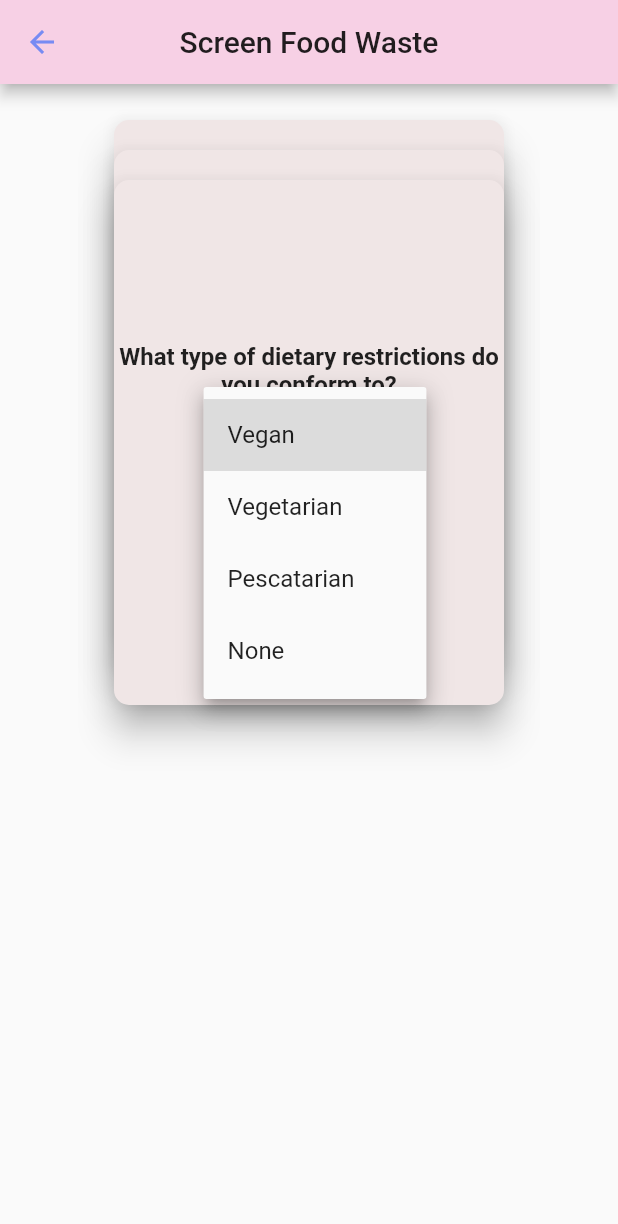
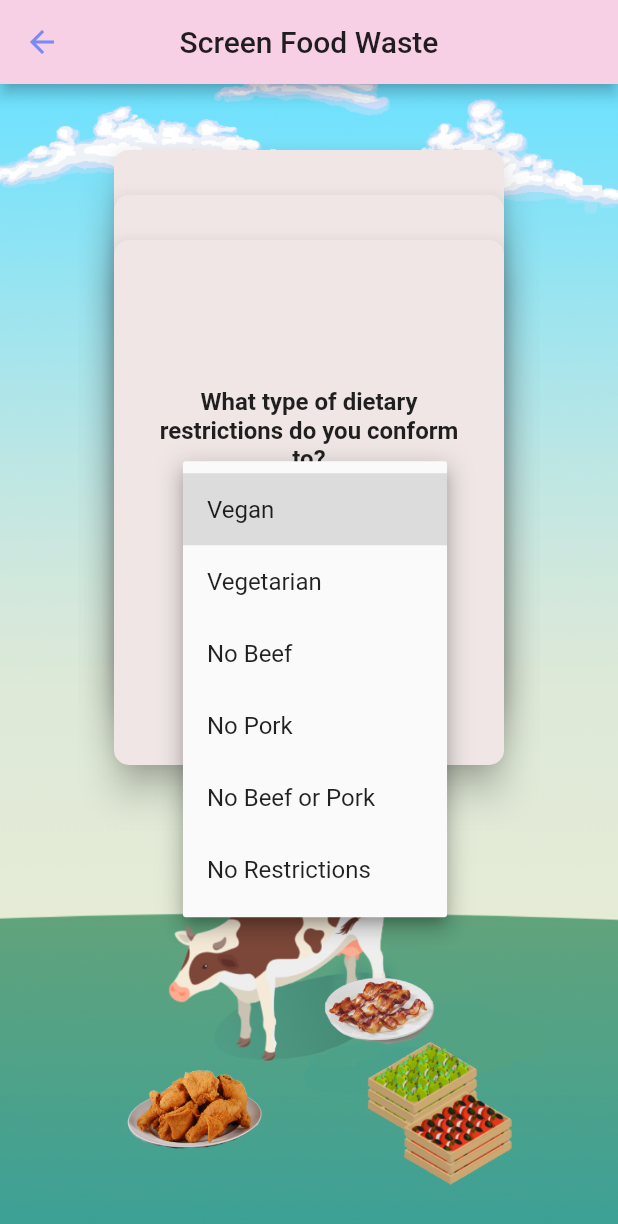
Before and after one commit to jacobjdong/Trash-Specto, a Flutter app: the ScreenFoodWaste screen opened directly, after a tap on "Remove!", on a phone screen of 412 x 824 dp. Shown: the top 1224 px of the screen. Run offline on Flutter 3.47's test engine with Material 2 defaults, Android fonts, the phone set to English and light mode, and no system bars; Roboto replaces fonts that are missing (Georgia).

Commit message:
backgrounds

```diff
--- a/trashspecto1/lib/food.dart
+++ b/trashspecto1/lib/food.dart
@@ -9,6 +9,7 @@ class ScreenFoodWaste extends StatefulWidget {
 class _ScreenFoodWasteState extends State<ScreenFoodWaste> {
   double _eatingOut = 4,  _compostingFreq = 0;
   String _diet;
+  String newValue;
   List<Widget> cards;
 
   void removeTop() {
@@ -17,23 +18,24 @@ class _ScreenFoodWasteState extends State<ScreenFoodWaste> {
     });
   }
 
-  void updateDiet(newValue) {
-    setState(() {
-      this._diet = newValue;
-    });
-    print(newValue);
-    print(this._diet);
-  }
-
   @override
   void initState() {
     super.initState();
     cards = getCards();
   }
+  dynamic _background = "images/foodlayout1nobeef.png";
 
   @override
   Widget build (BuildContext ctxt) {
-    return new Scaffold(
+    return Container(
+      decoration: BoxDecoration(
+        image: DecorationImage(
+          image: AssetImage(_background),
+          fit: BoxFit.cover
+        ),
+      ),
+      child: new Scaffold(
+        backgroundColor: Colors.transparent,
         appBar: new AppBar(
           centerTitle: true,
           leading: IconButton(
@@ -50,6 +52,7 @@ class _ScreenFoodWasteState extends State<ScreenFoodWaste> {
             children: cards,
               ),
         )
+      ),
     );
   }
 
@@ -58,7 +61,7 @@ class _ScreenFoodWasteState extends State<ScreenFoodWaste> {
 
     cards.insert(0,
       Positioned(
-        top: 60,
+        top: 100,
         child: Card(
           elevation: 10,
           color: Color.fromARGB(255, 240, 230, 230),
@@ -68,6 +71,8 @@ class _ScreenFoodWasteState extends State<ScreenFoodWaste> {
           child: Container(
             width: 260.0,
             height: 350.0,
+            child: Padding(
+              padding: const EdgeInsets.all(20.0),
               child: Column(
                 mainAxisAlignment: MainAxisAlignment.center,
                 crossAxisAlignment: CrossAxisAlignment.center,
@@ -81,16 +86,36 @@ class _ScreenFoodWasteState extends State<ScreenFoodWaste> {
                     ),
                   ),
                   DropdownButton<String>(
-                  value: this._diet,
-                  items: <String>['Vegan', 'Vegetarian', 'Pescatarian', 'None'].map((String value) {
+                    hint: Text('Diet'),
+                    onChanged: (String changedValue) {
+                      newValue = changedValue;
+                      setState(() {
+                        if (_diet == 'Vegan' || _diet == 'Vegetarian') {
+                          _background = "images/foodlayout1noanything.png";
+                        }
+                        else if (_diet == 'No Beef') {
+                          _background = "images/foodlayout1nobeef.png";
+                        }
+                        else if (_diet == 'No Pork') {
+                          _background = "images/foodlayout1nopork.png";
+                        }
+                        else if (_diet == 'No Beef or Pork') {
+                          _background = "images/foodlayout1nobeeforpork.png";
+                        }
+                        else {
+                          _background = "images/foodlayout1norestrictions.png";
+                        }
+                        newValue;
+                        print(newValue);
+                      });
+                    },
+                    value: newValue,
+                    items: <String>['Vegan', 'Vegetarian', 'No Beef', 'No Pork', 'No Beef or Pork', 'No Restrictions'].map((String value) {
                       return new DropdownMenuItem<String>(
                         value: value,
                         child: new Text(value),
                       );
                     }).toList(),
-                  onChanged: (String newValue) {
-                    updateDiet(newValue);
-                  },
                   ),
                   RaisedButton(
                     child: Text(
@@ -106,11 +131,12 @@ class _ScreenFoodWasteState extends State<ScreenFoodWaste> {
             ),
           ),
         ),
+      ),
     );
 
     cards.insert(0,
       Positioned(
-        top: 40,
+        top: 70,
         child: Card(
           elevation: 10,
           color: Color.fromARGB(255, 240, 230, 230),
@@ -121,6 +147,8 @@ class _ScreenFoodWasteState extends State<ScreenFoodWaste> {
             alignment: Alignment.center,
             width: 260.0,
             height: 350.0,
+            child: Padding(
+              padding: const EdgeInsets.all(10.0),
               child: Column(
                 mainAxisAlignment: MainAxisAlignment.center,
                 crossAxisAlignment: CrossAxisAlignment.center,
@@ -131,7 +159,7 @@ class _ScreenFoodWasteState extends State<ScreenFoodWaste> {
                         this._eatingOut = value;
                       });
                     },
-                  question: "How often do you Eat out?",
+                    question: "How often do you eat out?",
                     min: 1,
                     max: 14,
                     showerTime: this._eatingOut,
@@ -150,11 +178,12 @@ class _ScreenFoodWasteState extends State<ScreenFoodWaste> {
             ),
           ),
         ),
+      ),
     );
 
     cards.insert(0,
       Positioned(
-        top: 20,
+        top: 40,
         child: Card(
           elevation: 10,
           color: Color.fromARGB(255, 240, 230, 230),
@@ -164,6 +193,8 @@ class _ScreenFoodWasteState extends State<ScreenFoodWaste> {
           child: Container(
             width: 260.0,
             height: 350.0,
+            child: Padding(
+              padding: const EdgeInsets.all(10.0),
               child: Column(
                 mainAxisAlignment: MainAxisAlignment.center,
                 crossAxisAlignment: CrossAxisAlignment.center,
@@ -174,7 +205,7 @@ class _ScreenFoodWasteState extends State<ScreenFoodWaste> {
                         this._eatingOut = value;
                       });
                     },
-                  question: "How often do you compost your food waste? (days per week)'",
+                    question: "How often do you compost your food waste? (days per week)",
                     min: 0,
                     max: 7,
                     showerTime: this._compostingFreq,
@@ -193,6 +224,7 @@ class _ScreenFoodWasteState extends State<ScreenFoodWaste> {
             ),
           ),
         ),
+      ),
     );
 
     return cards;
```
Also changed, not shown: trashspecto1/pubspec.yaml (+7 -0 lines), trashspecto1/images/foodlayout1noanything.png (added), trashspecto1/images/foodlayout1nobeef.png (added), trashspecto1/images/foodlayout1nobeeforpork.png (added), trashspecto1/images/foodlayout1nopork.png (added), trashspecto1/images/foodlayout1norestrictions.png (added). Lines whose indentation alone changed are shown as unchanged.
